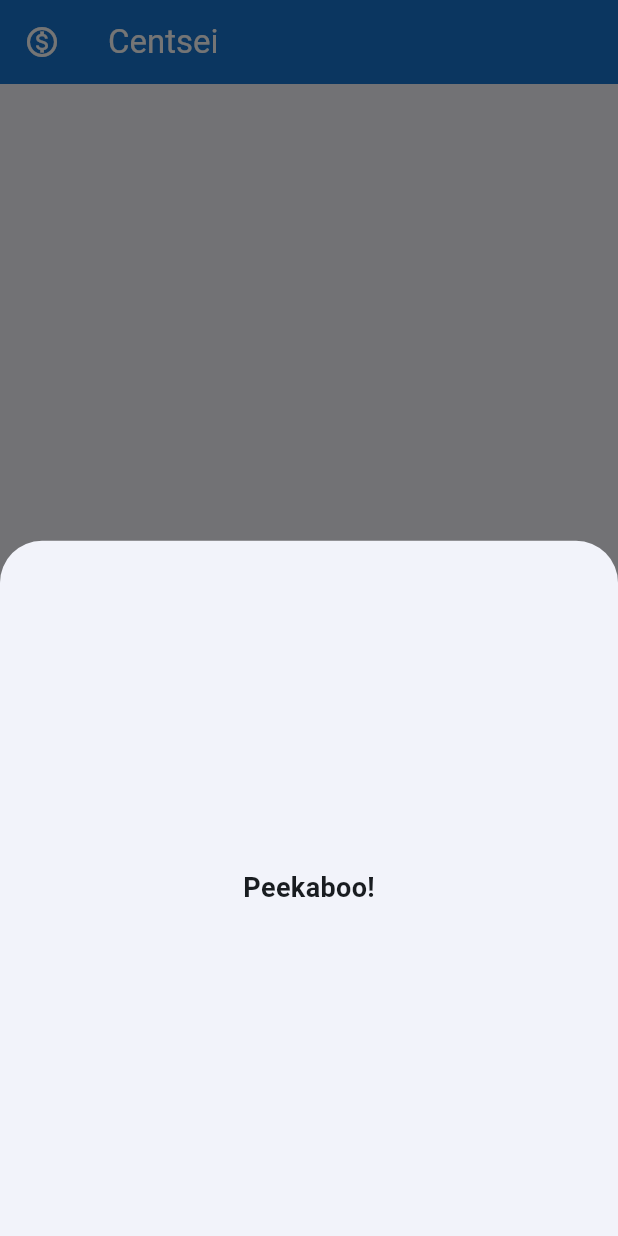
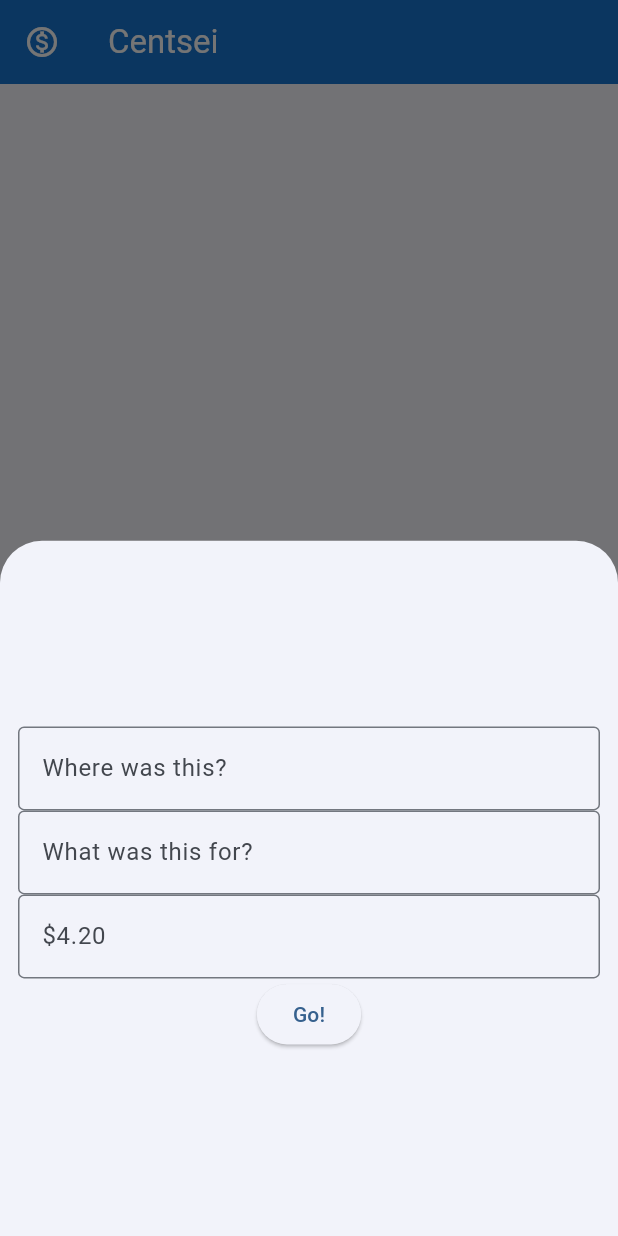
Before and after one commit to treknuts/centsei, a Flutter app: the screen it shows after launch, after a tap on the "add" icon, on a phone screen of 412 x 824 dp. Run offline on Flutter 3.47's test engine with Material 3 defaults, Android fonts, the phone set to English and light mode, and no system bars; our stand-ins replace sqflite; accounts and stored records are empty.

Commit message:
Did a bunch of shit. Create transactions, categories. Refactor into different pages. Navigation needs work. Redraw category and transaction lists after creating a new one.

```diff
--- a/lib/app_state.dart
+++ b/lib/app_state.dart
@@ -1,7 +1,9 @@
 import 'package:flutter/material.dart';
 import 'package:intl/intl.dart';
+import 'package:centsei/models/transaction.dart';
 
 class MyAppState extends ChangeNotifier {
   var title = "Centsei";
   final formatCurrency = NumberFormat.simpleCurrency();
+  var transactions = <Transaction>[];
 }
--- a/lib/database/Database.dart
+++ /dev/null
@@ -1,52 +0,0 @@
-import 'dart:async';
-import 'package:centsei/models/category.dart';
-import 'package:path/path.dart';
-import 'package:sqflite/sqflite.dart';
-import 'package:uuid/parsing.dart';
-import 'package:uuid/uuid.dart';
-import 'package:uuid/v4.dart';
-
-class CentseiDatabase {
-  late Future<dynamic> database;
-
-  CentseiDatabase() {
-    database = _initializeDatabase();
-  }
-
-  _initializeDatabase() async {
-    return openDatabase(
-      join(await getDatabasesPath(), 'centsei.db'),
-      onCreate: (db, version) {
-        return db.execute(
-            'CREATE TABLE categories(id VARCHAR(256), title VARCHAR(32), target DOUBLE, actual DOUBLE)');
-      },
-      version: 1,
-    );
-  }
-
-  Future<List<Category>> categories() async {
-    final db = await database;
-
-    final List<Map<String, Object?>> categoryMaps = await db.query('categories');
-
-    return [
-      for (final {
-        'id': id as String,
-        'title': title as String,
-        'target': target as double,
-      } in categoryMaps)
-        Category(UuidV4(), title, target),
-    ];
-  }
-
-  Future<void> insertCategory(Category category) async {
-    final db = await database;
-
-    await db.insert(
-      'categories',
-      category.toMap(),
-      conflictAlgorithm: ConflictAlgorithm.replace,
-    );
-  }
-
-}
--- /dev/null
+++ b/lib/database/database.dart
@@ -0,0 +1,68 @@
+import 'dart:async';
+import 'package:centsei/models/category.dart';
+import 'package:centsei/models/transaction.dart' as centsei;
+import 'package:path/path.dart';
+import 'package:sqflite/sqflite.dart' as sqflite;
+
+class Database {
+  late Future<dynamic> database;
+
+  Database() {
+    database = _initializeDatabase();
+  }
+
+  _initializeDatabase() async {
+    return sqflite.openDatabase(
+      join(await sqflite.getDatabasesPath(), 'centsei.db'),
+      onCreate: (db, version) {
+        return db.execute(
+          """
+            CREATE TABLE categories(id VARCHAR(256), title VARCHAR(32), target DOUBLE, actual DOUBLE);
+            CREATE TABLE transactions(id VARCHAR(256), merchant VARCHAR(32), description VARCHAR(64), amount DOUBLE);
+          """
+        );
+      },
+      version: 1,
+    );
+  }
+
+  Future<List<Category>> categories() async {
+    final db = await database;
+
+    final List<Map<String, Object?>> categoryMaps = await db.query('categories');
+
+    return [
+      for (final {
+        'title': title as String,
+        'target': target as double,
+      } in categoryMaps)
+        Category(title, target),
+    ];
+  }
+
+  Future<List<centsei.Transaction>> transactions() async {
+    final db = await database;
+
+    final List<Map<String, Object?>> transactionMaps = await db.query('transactions');
+
+    return [
+      for (final {
+      'merchant': merchant as String,
+      'description': description as String,
+      'amount': amount as double,
+      } in transactionMaps)
+        centsei.Transaction(merchant, description, amount),
+    ];
+  }
+
+  Future<void> insertCategory(Category category) async {
+    final db = await database;
+
+    await db.insert(
+      'categories',
+      category.toMap(),
+      conflictAlgorithm: sqflite.ConflictAlgorithm.replace,
+    );
+  }
+
+}
--- a/lib/main.dart
+++ b/lib/main.dart
@@ -1,9 +1,13 @@
-import 'package:centsei/database/Database.dart';
+import 'package:centsei/database/database.dart';
 import 'package:centsei/models/category.dart';
+import 'package:centsei/widgets/create_transaction.dart';
+import 'package:centsei/widgets/pages/categories_page.dart';
+import 'package:centsei/widgets/pages/transactions_page.dart';
 import 'package:flutter/material.dart';
 import 'package:intl/intl.dart';
+import 'package:path/path.dart';
 import 'package:provider/provider.dart';
-import 'package:centsei/widgets/pages/create_category_page.dart';
+import 'package:centsei/widgets/create_category.dart';
 import 'package:centsei/app_state.dart';
 
 void main() async {
@@ -41,19 +45,23 @@ class MyHomePage extends StatefulWidget {
 
 class _MyHomePageState extends State<MyHomePage> {
   var selectedIndex = 0;
-  final CentseiDatabase database = CentseiDatabase();
+  final Database database = Database();
+
 
   @override
   Widget build(BuildContext context) {
     Widget page;
+    var state = context.watch<MyAppState>();
 
     switch (selectedIndex) {
       case 0:
         page = Home(database: database);
         break;
       case 1:
-        page = CreateCategory(database: database);
+        page = CategoryList(categories: database.categories(), database: database,);
         break;
+      case 2:
+        page = TransactionList();
       default:
         throw UnimplementedError("No page implemented for $selectedIndex");
     }
@@ -67,10 +75,8 @@ class _MyHomePageState extends State<MyHomePage> {
                 context: context,
                 builder: (context) {
                   return Center(
-                    child: Text(
-                      "Peekaboo!",
-                      style: TextStyle(
-                          fontWeight: FontWeight.bold, fontSize: 18.0),
+                    child: CreateTransaction(
+                      database: database,
                     ),
                   );
                 });
@@ -96,7 +102,8 @@ class _MyHomePageState extends State<MyHomePage> {
               animationDuration: Duration(milliseconds: 1000),
               destinations: const [
                 NavigationDestination(icon: Icon(Icons.home), label: "Home"),
-                NavigationDestination(icon: Icon(Icons.add), label: "New")
+                NavigationDestination(icon: Icon(Icons.category), label: "Categories"),
+                NavigationDestination(icon: Icon(Icons.monetization_on_rounded), label: "Transactions")
               ],
               selectedIndex: selectedIndex,
               onDestinationSelected: (int index) {
@@ -113,7 +120,7 @@ class _MyHomePageState extends State<MyHomePage> {
 }
 
 class Home extends StatefulWidget {
-  final CentseiDatabase database;
+  final Database database;
   const Home({super.key, required this.database});
 
   @override
@@ -132,34 +139,12 @@ class _HomeState extends State<Home> {
 
   @override
   Widget build(BuildContext context) {
+    var state = context.watch<MyAppState>();
+
     return Center(
-      child: FutureBuilder<List<Category>>(
-        future: _categories,
-        initialData: <Category>[],
-        builder: (context, snapshot) {
-          switch(snapshot.connectionState) {
-            case ConnectionState.waiting:
-              return CircularProgressIndicator();
-            case ConnectionState.done:
-            default:
-              if (snapshot.hasError){
-                return Text('Uh oh! ${snapshot.error}');
-              } else if (snapshot.hasData) {
-                return ListView.builder(
-                  itemCount: snapshot.data?.length,
-                  itemBuilder: (BuildContext context, int index) {
-                    return ListTile(
-                      leading: Icon(Icons.monetization_on_outlined),
-                      title: Text('${snapshot.data?[index].title}'),
-                      // trailing: Text(formatCurrency.format(snapshot.data?[index].target)),
-                    );
-                  },
-                );
-              } else {
-                return const Text('Create a category to get started!');
-              }
-          }
-        },
+      child: Icon(
+        Icons.emoji_events_outlined,
+        size: 92.0,
       ),
     );
   }
--- a/lib/models/category.dart
+++ b/lib/models/category.dart
@@ -2,19 +2,20 @@ import 'package:centsei/models/transaction.dart';
 import 'package:uuid/v4.dart';
 
 class Category {
-  UuidV4 id;
+  UuidV4? id;
   String? title;
   List<Transaction>? transactions;
   late double target;
   double? actual;
 
-  Category(this.id, this.title, this.target) {
+  Category(this.title, this.target) {
+    id = UuidV4();
     actual = 0.0;
   }
 
   Map<String, Object?> toMap() {
     return {
-      'id': id.generate(),
+      'id': id?.generate(),
       'title': title,
       'target': target,
       'actual': actual
--- a/lib/models/transaction.dart
+++ b/lib/models/transaction.dart
@@ -2,10 +2,25 @@ import 'package:uuid/v4.dart';
 
 class Transaction {
   UuidV4? id;
+  String? merchant;
   String? description;
   double? amount;
 
-  Transaction(this.description, this.amount) {
+  Transaction(this.merchant, this.description, this.amount) {
     id = UuidV4();
   }
+
+  Map<String, Object?> toMap() {
+    return {
+      'id': id?.generate(),
+      'merchant': merchant,
+      'description': description,
+      'amount': amount
+    };
+  }
+
+  @override
+  String toString() {
+    return 'Transaction{merchant: $merchant, description: $description, amount: $amount"}';
+  }
 }
--- /dev/null
+++ b/lib/widgets/create_transaction.dart
@@ -0,0 +1,110 @@
+import 'package:centsei/app_state.dart';
+import 'package:centsei/models/transaction.dart';
+import 'package:centsei/widgets/pages/transactions_page.dart';
+import 'package:flutter/material.dart';
+import 'package:provider/provider.dart';
+import '../../database/database.dart';
+
+class CreateTransaction extends StatefulWidget {
+  final Database database;
+
+  const CreateTransaction({super.key, required this.database});
+
+  @override
+  State<CreateTransaction> createState() => _CreateTransactionState();
+}
+
+class _CreateTransactionState extends State<CreateTransaction> {
+  final _formKey = GlobalKey<FormState>();
+  final _descriptionController = TextEditingController();
+  final _merchantController = TextEditingController();
+  final _amountController = TextEditingController();
+
+  @override
+  void dispose() {
+    _descriptionController.dispose();
+    super.dispose();
+  }
+
+  @override
+  Widget build(BuildContext context) {
+    var state = context.watch<MyAppState>();
+    return Column(
+      mainAxisAlignment: MainAxisAlignment.center,
+      children: [
+        Padding(
+          padding: const EdgeInsets.all(12.0),
+          child: Form(
+            key: _formKey,
+            child: Column(
+              children: [
+                TextFormField(
+                  controller: _merchantController,
+                  decoration: InputDecoration(
+                      border: OutlineInputBorder(),
+                      hintText: 'Where was this?'),
+                  validator: (value) {
+                    if (value == null || value.isEmpty) {
+                      return 'You must have spent money somewhere...';
+                    } else {
+                      return null;
+                    }
+                  },
+                ),
+                TextFormField(
+                  controller: _descriptionController,
+                  decoration: InputDecoration(
+                      border: OutlineInputBorder(),
+                      hintText: 'What was this for?'),
+                  validator: (value) {
+                    if (value == null || value.isEmpty) {
+                      return 'WHY?!';
+                    } else {
+                      return null;
+                    }
+                  },
+                ),
+                TextFormField(
+                  controller: _amountController,
+                  keyboardType: TextInputType.number,
+                  decoration: InputDecoration(
+                      border: OutlineInputBorder(), hintText: '\$4.20'),
+                  validator: (value) {
+                    if (value == null || value.isEmpty) {
+                      return 'You must provide an amount';
+                    } else if (double.tryParse(value)! <= 0) {
+                      return 'The number must be greater than or equal to zero';
+                    } else {
+                      return null;
+                    }
+                  },
+                ),
+                ElevatedButton(
+                    onPressed: () {
+                      if (_formKey.currentState!.validate()) {
+                        var targetAmount = double.parse(_amountController.text);
+                        state.transactions.add(
+                          Transaction(
+                            _merchantController.text,
+                            _descriptionController.text,
+                            targetAmount,
+                          ),
+                        );
+
+                        // var newCat = Category(UuidV4(), _descriptionController.text, targetAmount);
+                        // widget.database.insertCategory(newCat);
+                        // print(newCat.id.toString());
+                        ScaffoldMessenger.of(context).showSnackBar(
+                            SnackBar(content: Text('Adding transaction...')));
+                        Navigator.pop(context);
+                      }
+                    },
+                    child: Text('Go!')),
+              ],
+            ),
+          ),
+        ),
+      ],
+    );
+  }
+}
```
Also changed, not shown: lib/widgets/create_category.dart (renamed from lib/widgets/pages/create_category_page.dart, +6 -4 lines), lib/widgets/pages/categories_page.dart (added, +69 -0 lines), lib/widgets/pages/transactions_page.dart (added, +28 -0 lines).
